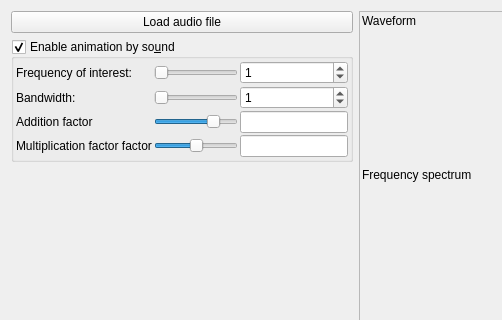
Old version of the form mandelbulber2/qt/audio_selector.ui in the repository buddhi1980/mandelbulber2; both pictures show x 0 to 502 and y 0 to 320 of the 1481 by 700 pixel window.
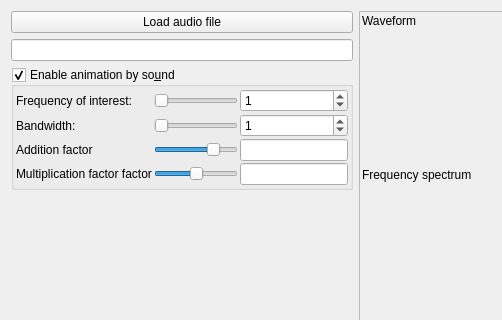
New version of the form. Custom widgets are drawn as their Qt base class.

Diff of the .ui file:
```diff
--- a/mandelbulber2/qt/audio_selector.ui
+++ b/mandelbulber2/qt/audio_selector.ui
@@ -25,6 +25,9 @@
          </property>
         </widget>
        </item>
+       <item>
+        <widget class="MyLineEdit" name="text_animsound_sound_file"/>
+       </item>
        <item>
         <widget class="MyGroupBox" name="groupCheck_animsound_enable">
          <property name="title">
```
